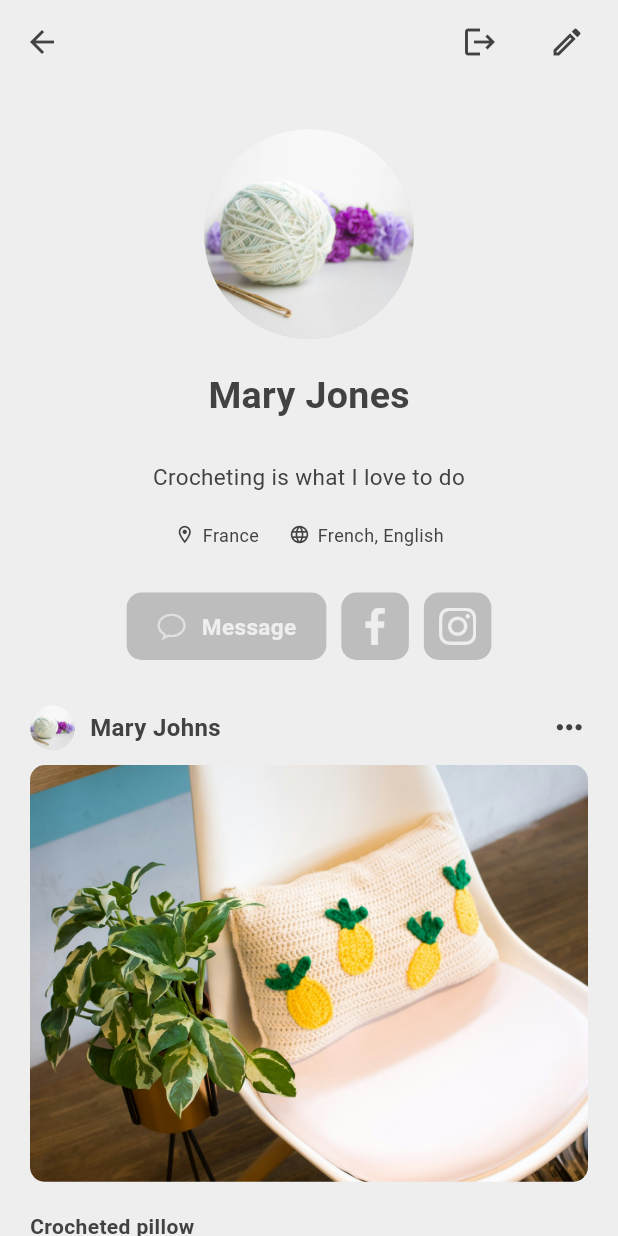
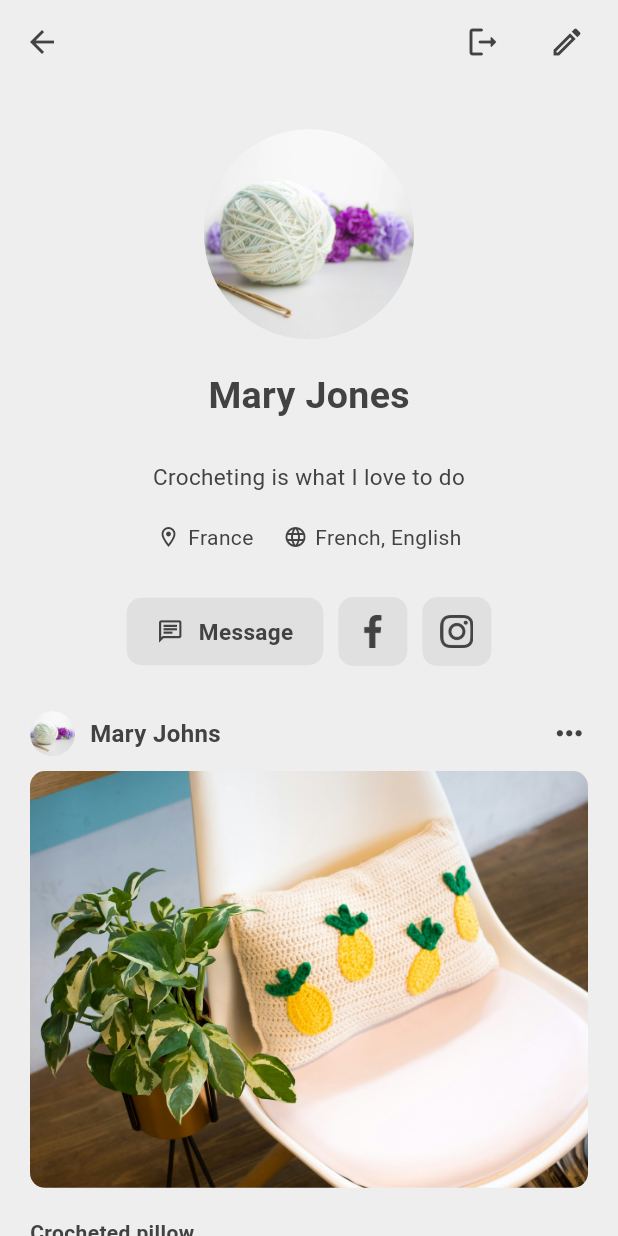
Before and after one commit to CMariuss/craft_box, a Flutter app: the ProfilePage screen opened by its route, on a phone screen of 412 x 824 dp. Run offline on Flutter 3.47's test engine with Material 3 defaults, Android fonts, the phone set to English and light mode, and no system bars; our stand-ins replace firebase_auth, firebase_core, flutter_bloc; accounts and stored records are empty; generated files the repository leaves out were written again.

Commit message:
Updated app UI.

```diff
--- a/lib/components/auth_text_field.dart
+++ b/lib/components/auth_text_field.dart
@@ -21,7 +21,9 @@ class AuthTextField extends StatelessWidget {
       decoration: InputDecoration(
         filled: true,
         hintText: hintText,
-        hintStyle: TextStyle(color: Theme.of(context).colorScheme.tertiary),
+        hintStyle: TextStyle(
+          color: Theme.of(context).colorScheme.secondaryContainer,
+        ),
         fillColor: Theme.of(context).colorScheme.primary,
         border: OutlineInputBorder(
           borderRadius: BorderRadius.circular(10),
--- a/lib/components/custom_app_bar.dart
+++ b/lib/components/custom_app_bar.dart
@@ -28,7 +28,10 @@ class CustomAppBar extends StatelessWidget implements PreferredSizeWidget {
         const SizedBox(width: 10),
         IconButton(
           onPressed: () {},
-          icon: const Icon(CupertinoIcons.add),
+          icon: Icon(
+            CupertinoIcons.add,
+            color: Theme.of(context).colorScheme.tertiary,
+          ),
         ),
         const SizedBox(width: 10),
       ],
--- a/lib/components/custom_drawer.dart
+++ b/lib/components/custom_drawer.dart
@@ -18,7 +18,7 @@ class CustomDrawer extends StatelessWidget {
               DrawerHeader(
                 child: Icon(
                   CupertinoIcons.cube,
-                  size: 50,
+                  size: 70,
                   color: Theme.of(context).colorScheme.secondary,
                 ),
               ),
--- a/lib/components/drawer_tile.dart
+++ b/lib/components/drawer_tile.dart
@@ -22,7 +22,7 @@ class DrawerTile extends StatelessWidget {
         leading: Icon(
           icon,
           size: iconSize,
-          color: Theme.of(context).colorScheme.secondary,
+          color: Theme.of(context).colorScheme.tertiary,
         ),
         title: Text(
           title,
--- a/lib/components/post_container.dart
+++ b/lib/components/post_container.dart
@@ -113,7 +113,7 @@ class PostContainer extends StatelessWidget {
                 Icon(
                   hasLike ? CupertinoIcons.heart_fill : CupertinoIcons.heart,
                   color: hasLike
-                      ? Colors.pinkAccent
+                      ? Theme.of(context).colorScheme.tertiary
                       : Theme.of(context).colorScheme.secondary,
                 ),
 
--- a/lib/components/social_media_box.dart
+++ b/lib/components/social_media_box.dart
@@ -15,7 +15,7 @@ class SocialMediaBox extends StatelessWidget {
     return Container(
       padding: padding,
       decoration: BoxDecoration(
-        color: Colors.grey.shade400,
+        color: Theme.of(context).colorScheme.primary,
         borderRadius: BorderRadius.circular(10),
       ),
       child: child,
--- a/lib/pages/profile_page.dart
+++ b/lib/pages/profile_page.dart
@@ -23,13 +23,16 @@ class _ProfilePageState extends State<ProfilePage> {
             onPressed: () {
               Navigator.pushNamed(context, '/auth_page');
             },
-            icon: const Icon(Icons.logout),
+            icon: const Icon(Icons.logout_rounded),
           ),
-          const SizedBox(width: 10),
+          const SizedBox(width: 8),
 
           IconButton(
             onPressed: () {},
-            icon: const Icon(Icons.edit_outlined),
+            icon: Icon(
+              Icons.edit_outlined,
+              color: Theme.of(context).colorScheme.secondary,
+            ),
           ),
           const SizedBox(width: 10),
         ],
@@ -85,7 +88,7 @@ class _ProfilePageState extends State<ProfilePage> {
                         // location icon
                         Icon(
                           Icons.location_on_outlined,
-                          size: 14,
+                          size: 16,
                           color: Theme.of(context).colorScheme.secondary,
                         ),
 
@@ -95,7 +98,7 @@ class _ProfilePageState extends State<ProfilePage> {
                         Text(
                           'France',
                           style: TextStyle(
-                            fontSize: 12,
+                            fontSize: 14,
                             color: Theme.of(context).colorScheme.secondary,
                           ),
                         ),
@@ -110,7 +113,7 @@ class _ProfilePageState extends State<ProfilePage> {
                         // location icon
                         Icon(
                           Icons.language,
-                          size: 14,
+                          size: 16,
                           color: Theme.of(context).colorScheme.secondary,
                         ),
 
@@ -120,7 +123,7 @@ class _ProfilePageState extends State<ProfilePage> {
                         Text(
                           'French, English',
                           style: TextStyle(
-                            fontSize: 12,
+                            fontSize: 14,
                             color: Theme.of(context).colorScheme.secondary,
                           ),
                         ),
@@ -145,9 +148,9 @@ class _ProfilePageState extends State<ProfilePage> {
                         children: [
                           // message icon
                           Icon(
-                            CupertinoIcons.chat_bubble,
-                            size: 20,
-                            color: Theme.of(context).colorScheme.primary,
+                            Icons.chat_outlined,
+                            size: 18,
+                            color: Theme.of(context).colorScheme.secondary,
                           ),
 
                           const SizedBox(width: 10),
@@ -158,7 +161,7 @@ class _ProfilePageState extends State<ProfilePage> {
                             style: TextStyle(
                               fontSize: 15,
                               fontWeight: FontWeight.bold,
-                              color: Theme.of(context).colorScheme.surface,
+                              color: Theme.of(context).colorScheme.secondary,
                             ),
                           ),
                         ],
@@ -170,10 +173,10 @@ class _ProfilePageState extends State<ProfilePage> {
                     // social media list (facebook, x, instagram)
                     SocialMediaBox(
                       padding: const EdgeInsets.symmetric(
-                          horizontal: 10, vertical: 10),
+                          horizontal: 12, vertical: 12),
                       child: Image(
-                        width: 25,
-                        color: Theme.of(context).colorScheme.surface,
+                        width: 22,
+                        color: Theme.of(context).colorScheme.secondary,
                         image: Image.asset(
                           'icons/profile/facebook_icon.png',
                           // color: Colors.white,
@@ -185,10 +188,10 @@ class _ProfilePageState extends State<ProfilePage> {
 
                     SocialMediaBox(
                       padding: const EdgeInsets.symmetric(
-                          horizontal: 10, vertical: 10),
+                          horizontal: 12, vertical: 12),
                       child: Image(
-                        width: 25,
-                        color: Theme.of(context).colorScheme.surface,
+                        width: 22,
+                        color: Theme.of(context).colorScheme.secondary,
                         image: Image.asset(
                           'icons/profile/instagram_icon.png',
                           // color: Colors.white,
--- a/lib/themes/light_mode.dart
+++ b/lib/themes/light_mode.dart
@@ -5,7 +5,8 @@ ThemeData lightMode = ThemeData(
     surface: Colors.grey.shade200,
     primary: Colors.grey.shade300,
     secondary: Colors.grey.shade800,
-    tertiary: Colors.grey.shade500,
+    secondaryContainer: Colors.grey.shade500,
+    tertiary: Colors.deepOrangeAccent,
     inversePrimary: Colors.grey.shade900,
   ),
 );
```
